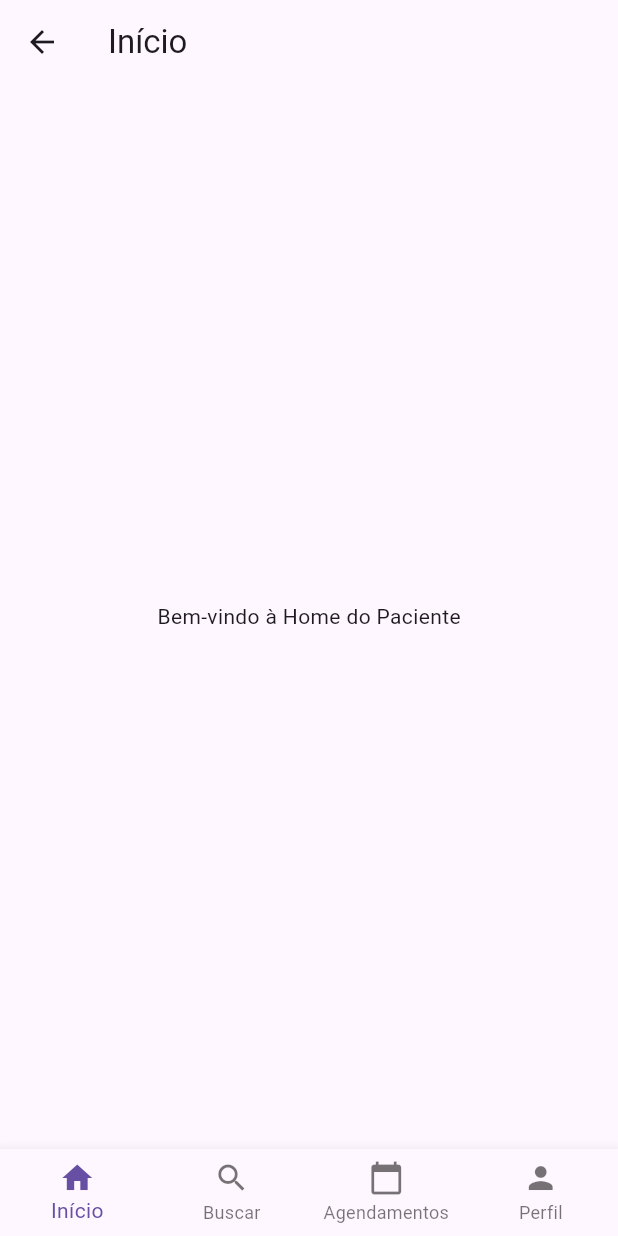
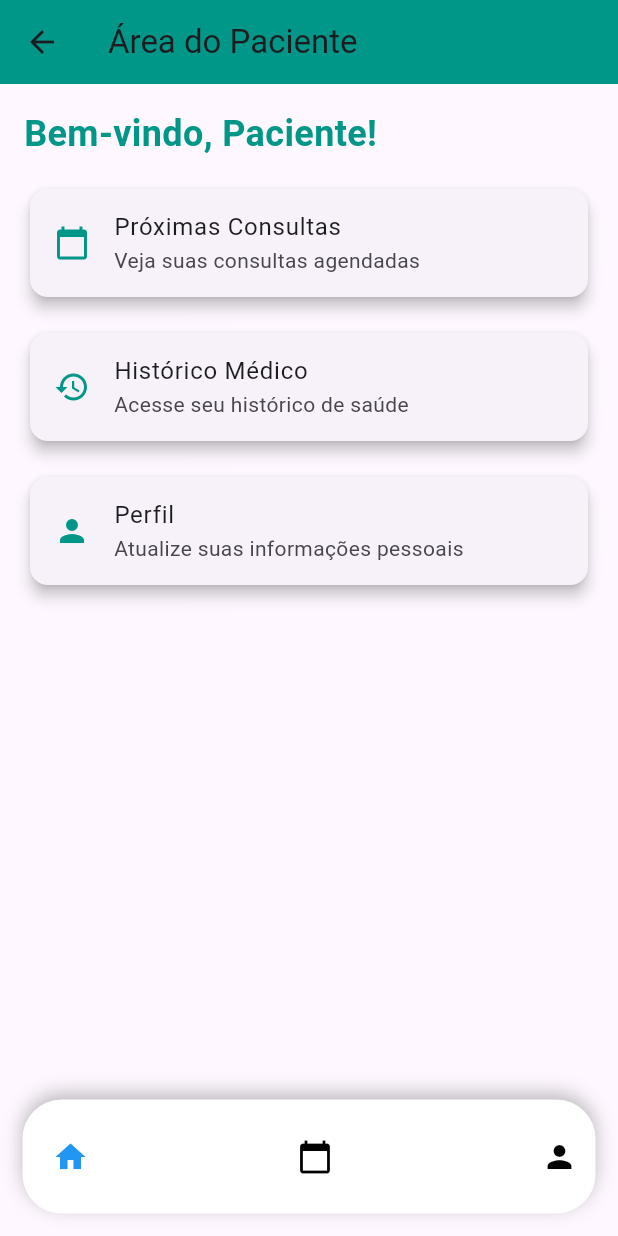
Before and after one commit to Pedrovmart/ProgMulti_PedroMartinelli_Careflow, a Flutter app: the PacienteMainPage screen opened by its route, on a phone screen of 412 x 824 dp. Run offline on Flutter 3.47's test engine with Material 3 defaults, Android fonts, the phone set to English and light mode, and no system bars; our stand-ins replace cloud_firestore, firebase_auth, firebase_core; accounts and stored records are empty.

Commit message:
feat: implement patient and professional home pages with navigation

```diff
--- /dev/null
+++ b/lib/app/features/paciente/paciente_home_page.dart
@@ -0,0 +1,74 @@
+import 'package:flutter/material.dart';
+
+class PacienteHomePage extends StatelessWidget {
+  @override
+  Widget build(BuildContext context) {
+    return Scaffold(
+      appBar: AppBar(
+        title: Text('Área do Paciente'),
+        backgroundColor: Colors.teal,
+      ),
+      body: Padding(
+        padding: const EdgeInsets.all(16.0),
+        child: Column(
+          crossAxisAlignment: CrossAxisAlignment.start,
+          children: [
+            Text(
+              'Bem-vindo, Paciente!',
+              style: TextStyle(
+                fontSize: 24,
+                fontWeight: FontWeight.bold,
+                color: Colors.teal,
+              ),
+            ),
+            SizedBox(height: 16),
+            Card(
+              elevation: 4,
+              shape: RoundedRectangleBorder(
+                borderRadius: BorderRadius.circular(12),
+              ),
+              child: ListTile(
+                leading: Icon(Icons.calendar_today, color: Colors.teal),
+                title: Text('Próximas Consultas'),
+                subtitle: Text('Veja suas consultas agendadas'),
+                onTap: () {
+                  // Navegar para a página de consultas
+                },
+              ),
+            ),
+            SizedBox(height: 16),
+            Card(
+              elevation: 4,
+              shape: RoundedRectangleBorder(
+                borderRadius: BorderRadius.circular(12),
+              ),
+              child: ListTile(
+                leading: Icon(Icons.history, color: Colors.teal),
+                title: Text('Histórico Médico'),
+                subtitle: Text('Acesse seu histórico de saúde'),
+                onTap: () {
+                  // Navegar para a página de histórico médico
+                },
+              ),
+            ),
+            SizedBox(height: 16),
+            Card(
+              elevation: 4,
+              shape: RoundedRectangleBorder(
+                borderRadius: BorderRadius.circular(12),
+              ),
+              child: ListTile(
+                leading: Icon(Icons.person, color: Colors.teal),
+                title: Text('Perfil'),
+                subtitle: Text('Atualize suas informações pessoais'),
+                onTap: () {
+                  // Navegar para a página de perfil
+                },
+              ),
+            ),
+          ],
+        ),
+      ),
+    );
+  }
+}
--- a/lib/app/features/paciente/paciente_main_page.dart
+++ b/lib/app/features/paciente/paciente_main_page.dart
@@ -1,4 +1,6 @@
+import 'package:careflow_app/app/widgets/nav_bar/nav_bar_widget.dart';
 import 'package:flutter/material.dart';
+import 'package:careflow_app/app/features/paciente/paciente_home_page.dart';
 
 class PacienteMainPage extends StatefulWidget {
   const PacienteMainPage({super.key});
@@ -12,86 +14,48 @@ class PacienteMainPage extends StatefulWidget {
 class _PacienteMainPageState extends State<PacienteMainPage> {
   int _selectedIndex = 0;
 
-  // Lista de Widgets que representam o conteúdo principal (body) de cada aba
-  final List<Widget> _pages = [
-    HomePacientePage(),
-    BuscarPage(),
-    AgendamentosPage(),
-    PerfilPage(),
-  ];
-
   void _onItemTapped(int index) {
     setState(() {
       _selectedIndex = index;
     });
   }
 
+  Widget _getPageContent() {
+    switch (_selectedIndex) {
+      case 0:
+        return PacienteHomePage();
+      case 1:
+        return Center(child: Text("Consultas"));
+      case 2:
+        return Center(child: Text("Perfil"));
+      default:
+        return Center(child: Text("Página Inicial"));
+    }
+  }
+
   @override
   Widget build(BuildContext context) {
     return Scaffold(
-      appBar: AppBar(title: Text(_getTitleForIndex(_selectedIndex))),
-      body: _pages[_selectedIndex], // Só troca o body
-      bottomNavigationBar: BottomNavigationBar(
-        currentIndex: _selectedIndex,
-        onTap: _onItemTapped,
-        type: BottomNavigationBarType.fixed,
-        items: const [
-          BottomNavigationBarItem(icon: Icon(Icons.home), label: 'Início'),
-          BottomNavigationBarItem(icon: Icon(Icons.search), label: 'Buscar'),
-          BottomNavigationBarItem(
-            icon: Icon(Icons.calendar_today),
-            label: 'Agendamentos',
+      body: Stack(
+        children: [
+          Positioned.fill(
+            child: Padding(
+              padding: const EdgeInsets.only(bottom: 76),
+              child: _getPageContent(),
+            ),
           ),
-          BottomNavigationBarItem(icon: Icon(Icons.person), label: 'Perfil'),
+          // Barra de navegação flutuante
+          Positioned(
+            bottom: 15,
+            left: 15,
+            right: 15,
+            child: NavBarWidget(
+              onTap: _onItemTapped,
+              selectedIndex: _selectedIndex,
+            ),
+          ),
         ],
       ),
     );
   }
-
-  String _getTitleForIndex(int index) {
-    switch (index) {
-      case 0:
-        return 'Início';
-      case 1:
-        return 'Buscar';
-      case 2:
-        return 'Agendamentos';
-      case 3:
-        return 'Perfil';
-      default:
-        return 'Paciente';
-    }
-  }
 }
-
-class HomePacientePage extends StatelessWidget {
-  const HomePacientePage({super.key});
-
-  @override
-  Widget build(BuildContext context) {
-    return Center(child: Text('Bem-vindo à Home do Paciente'));
-  }
-}
-
-class BuscarPage extends StatelessWidget {
-  const BuscarPage({super.key});
-
-  @override
-  Widget build(BuildContext context) {
-    return Center(child: Text('Página de Busca'));
-  }
-}
-
-class AgendamentosPage extends StatelessWidget {
-  @override
-  Widget build(BuildContext context) {
-    return Center(child: Text('Seus Agendamentos'));
-  }
-}
-
-class PerfilPage extends StatelessWidget {
-  @override
-  Widget build(BuildContext context) {
-    return Center(child: Text('Seu Perfil'));
-  }
-}
--- a/lib/app/features/profissional/profissional_main_page.dart
+++ b/lib/app/features/profissional/profissional_main_page.dart
@@ -1,4 +1,4 @@
-import 'package:careflow_app/app/presentation/pages/profissional/home/profissional_home_page.dart';
+import 'package:careflow_app/app/features/profissional/profissional_home_page.dart';
 import 'package:careflow_app/app/widgets/nav_bar/nav_bar_widget.dart';
 import 'package:flutter/material.dart';
 
@@ -38,9 +38,7 @@ class _ProfissionalMainPageState extends State<ProfissionalMainPage> {
         children: [
           Positioned.fill(
             child: Padding(
-              padding: const EdgeInsets.only(
-                bottom: 76,
-              ), // Espaço para a navbar
+              padding: const EdgeInsets.only(bottom: 76),
               child: _getPageContent(),
             ),
           ),
--- a/lib/app/routes/routes.dart
+++ b/lib/app/routes/routes.dart
@@ -22,13 +22,7 @@ class Routes {
       case homeProfissional:
         return MaterialPageRoute(builder: (_) => ProfissionalMainPage());
       default:
-        return MaterialPageRoute(
-          builder:
-              (_) => Scaffold(
-                appBar: AppBar(title: Text('Erro')),
-                body: Center(child: Text('Página não encontrada!')),
-              ),
-        );
+        return MaterialPageRoute(builder: (_) => LoginPage());
     }
   }
 }
```
Also changed, not shown: lib/app/app.dart (+7 -7 lines), lib/app/features/profissional/profissional_home_page.dart (added, +108 -0 lines), lib/app/presentation/pages/profissional/home/profissional_home_page.dart (deleted, +0 -295 lines).
